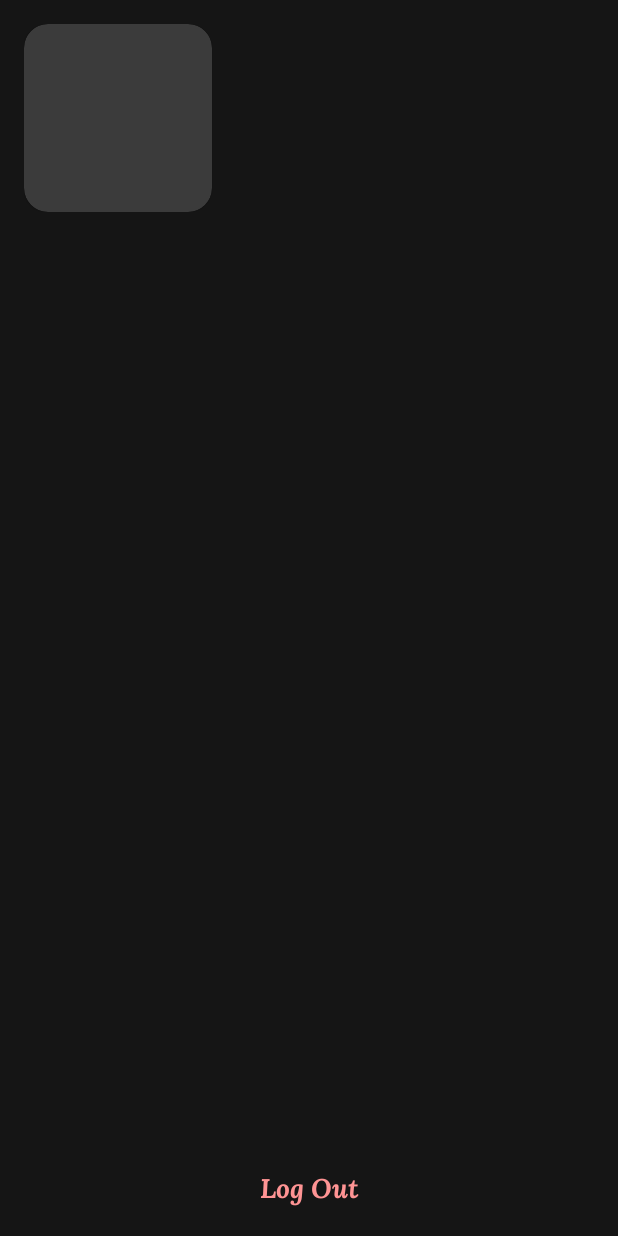
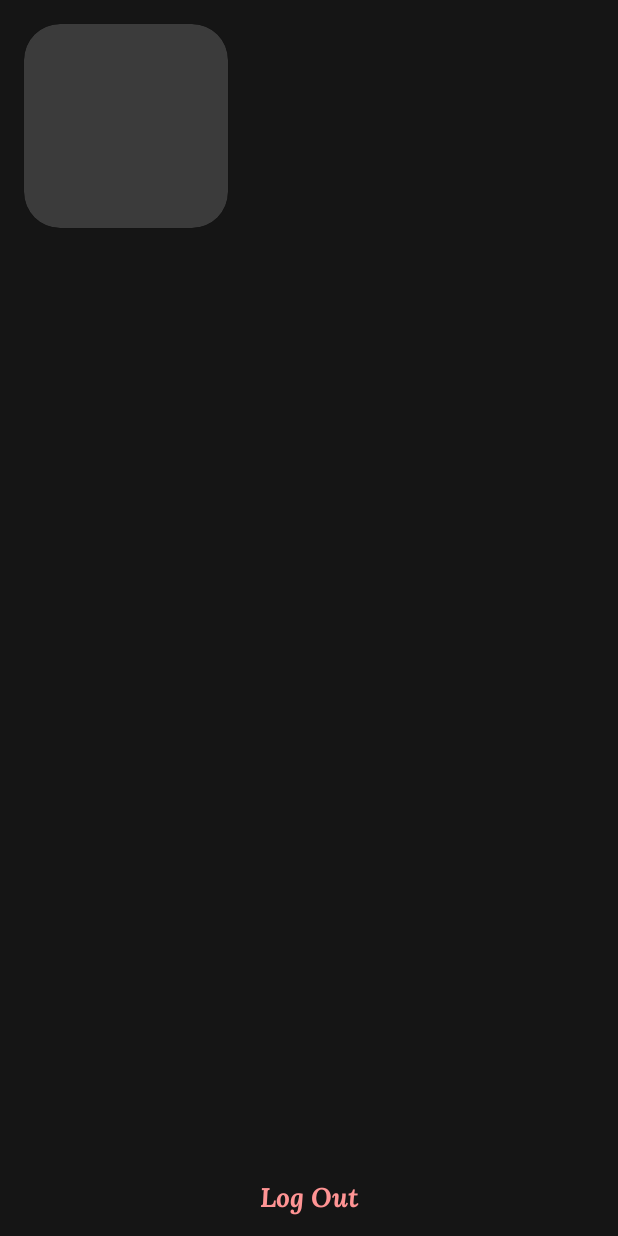
Before and after one commit to Lider123/PassionWoman, an Android app: the layout fragment_profile.xml on its own in the app's theme, with its tools: preview values and no code run, on a phone screen of 412 x 824 dp. Run offline under Robolectric (Android 15) with nearby library versions, the phone set to English and light mode, and no system bars.

Commit message:
Set up new margins

```diff
--- a/app/src/main/res/layout/fragment_product_card.xml
+++ b/app/src/main/res/layout/fragment_product_card.xml
@@ -148,15 +148,13 @@
 
         <com.google.android.material.button.MaterialButton
             android:id="@+id/btnAddToCart"
-            android:layout_width="0dp"
+            android:layout_width="match_parent"
             android:layout_height="wrap_content"
             android:layout_marginVertical="@dimen/margin_default"
+            android:layout_marginHorizontal="@dimen/margin_default"
             android:text="@string/product_card_add_to_cart"
             app:layout_constraintTop_toBottomOf="@id/rvColors"
             app:layout_constraintBottom_toBottomOf="parent"
-            app:layout_constraintStart_toStartOf="parent"
-            app:layout_constraintEnd_toEndOf="parent"
-            app:layout_constraintWidth_percent=".8"
             app:layout_constraintVertical_bias="0"
             style="@style/Theme.PassionWoman.Button.Colored"/>
     </androidx.constraintlayout.widget.ConstraintLayout>
--- a/app/src/main/res/layout/fragment_profile.xml
+++ b/app/src/main/res/layout/fragment_profile.xml
@@ -43,7 +43,6 @@
                 android:id="@+id/btnLogOut"
                 android:layout_width="wrap_content"
                 android:layout_height="wrap_content"
-                android:layout_marginBottom="@dimen/margin_small"
                 android:layout_gravity="center_horizontal"
                 android:text="@string/profile_log_out"
                 android:textColor="@color/error"
--- a/app/src/main/res/layout/layout_login.xml
+++ b/app/src/main/res/layout/layout_login.xml
@@ -49,6 +49,8 @@
             android:layout_width="wrap_content"
             android:layout_height="match_parent"
             android:gravity="center"
+            android:paddingStart="4dp"
+            android:paddingEnd="0dp"
             app:ccp_autoDetectCountry="true"
             app:ccp_contentColor="@color/onPrimary"
             app:ccp_defaultLanguage="RUSSIAN"
@@ -70,7 +72,8 @@
             android:inputType="phone"
             android:maxLines="1"
             android:imeOptions="actionDone"
-            tools:text="9999999999" />
+            tools:text="9999999999"
+            tools:ignore="RtlSymmetry" />
     </LinearLayout>
 
     <com.google.android.material.button.MaterialButton
--- a/app/src/main/res/layout/layout_profile_header.xml
+++ b/app/src/main/res/layout/layout_profile_header.xml
@@ -4,17 +4,19 @@
     xmlns:app="http://schemas.android.com/apk/res-auto"
     xmlns:tools="http://schemas.android.com/tools"
     android:layout_width="match_parent"
-    android:layout_height="wrap_content"
-    android:padding="@dimen/margin_default">
+    android:layout_height="wrap_content">
 
     <androidx.cardview.widget.CardView
         android:id="@+id/layoutAvatarWrapper"
         android:layout_width="0dp"
         android:layout_height="0dp"
         android:elevation="4dp"
+        android:layout_marginVertical="@dimen/margin_default"
+        android:layout_marginStart="@dimen/margin_default"
         app:layout_constraintWidth_percent=".33"
         app:layout_constraintDimensionRatio="1:1"
         app:layout_constraintTop_toTopOf="parent"
+        app:layout_constraintBottom_toBottomOf="parent"
         app:layout_constraintStart_toStartOf="parent">
         <androidx.appcompat.widget.AppCompatImageView
             android:id="@+id/ivAvatar"
--- a/app/src/main/res/values/dimens.xml
+++ b/app/src/main/res/values/dimens.xml
@@ -6,7 +6,7 @@
     <dimen name="margin_large">32dp</dimen>
     <dimen name="margin_extra_large">64dp</dimen>
 
-    <dimen name="corners_default">16dp</dimen>
+    <dimen name="corners_default">24dp</dimen>
 
     <dimen name="image_size_item">200dp</dimen>
     <dimen name="image_size_full">600dp</dimen>
--- a/app/src/main/res/values/themes.xml
+++ b/app/src/main/res/values/themes.xml
@@ -88,6 +88,7 @@
     <style name="Theme.PassionWoman.Button.Text" parent="Widget.MaterialComponents.Button.TextButton">
         <item name="android:textAppearance">@style/Theme.PassionWoman.TextAppearance.Button</item>
         <item name="android:textColor">@color/secondary</item>
+        <item name="android:padding">@dimen/margin_small</item>
     </style>
 
     <style name="Theme.PassionWoman.EditText" parent="Widget.AppCompat.EditText">
```
Also changed, not shown: app/src/main/res/layout/view_alert.xml (+3 -4 lines).
